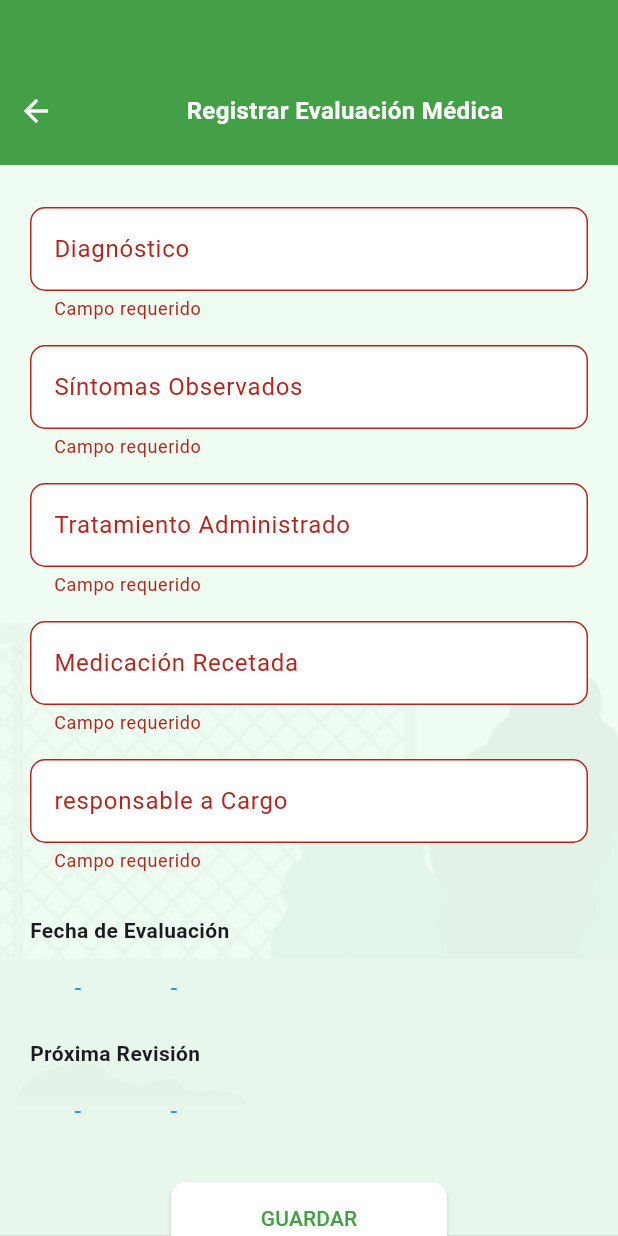
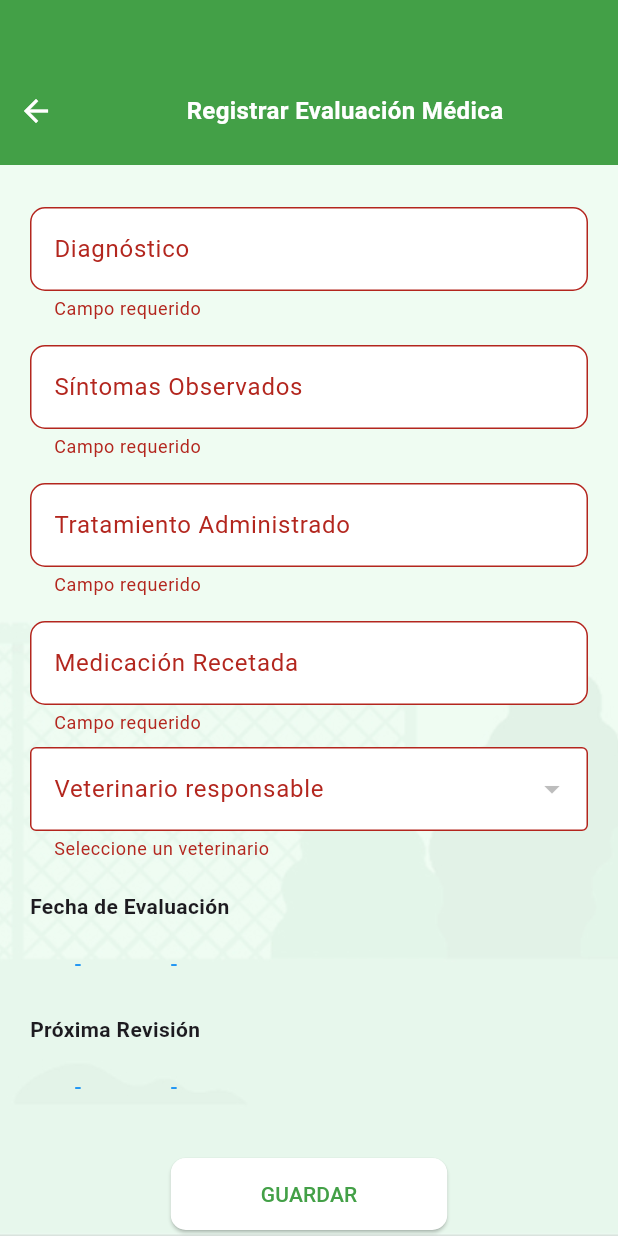
Before and after one commit to nicolealiendreah/sistema-animales-movil, a Flutter app: the EvaluationFormScreen screen opened directly with empty values, after a tap on "GUARDAR", on a phone screen of 412 x 824 dp. Run offline on Flutter 3.47's test engine with Material 3 defaults, Android fonts, the phone set to English and light mode, and no system bars; network calls fail.

Commit message:
Proyecto actualizado

```diff
--- a/lib/models/animal_model.dart
+++ b/lib/models/animal_model.dart
@@ -12,6 +12,7 @@ class Animal {
   final String? frecuenciaRecomendada;
   final DateTime? fechaRescate;
   final String? ubicacionRescate;
+  final String? detallesRescate;
   final String? nombreRescatista;
   final String? telefonoRescatista;
 
@@ -29,6 +30,7 @@ class Animal {
     this.frecuenciaRecomendada,
     this.fechaRescate,
     this.ubicacionRescate,
+    this.detallesRescate,
     this.nombreRescatista,
     this.telefonoRescatista,
   });
@@ -50,6 +52,7 @@ class Animal {
           ? DateTime.parse(json['fechaRescate'])
           : null,
       ubicacionRescate: json['ubicacionRescate'],
+      detallesRescate: json['detallesRescate'],
       nombreRescatista: json['nombreRescatista'],
       telefonoRescatista: json['telefonoRescatista'],
     );
@@ -69,6 +72,7 @@ class Animal {
       'frecuenciaRecomendada': frecuenciaRecomendada,
       'fechaRescate': fechaRescate?.toIso8601String(),
       'ubicacionRescate': ubicacionRescate,
+      'detallesRescate': detallesRescate,
       'nombreRescatista': nombreRescatista,
       'telefonoRescatista': telefonoRescatista,
     };
--- a/lib/models/evaluation_model.dart
+++ b/lib/models/evaluation_model.dart
@@ -29,7 +29,7 @@ class Evaluation {
       diagnostico: json['diagnostico'],
       sintomas: json['sintomas'],
       medicacion: json['medicacion'],
-      responsable: json['responsable'],
+      responsable: json['responsableNombre'],
       fechaEvaluacion: json['fechaEvaluacion'] != null
           ? DateTime.parse(json['fechaEvaluacion'])
           : null,
@@ -45,7 +45,7 @@ class Evaluation {
       'diagnostico': diagnostico,
       'sintomas': sintomas,
       'medicacion': medicacion,
-      'responsable': responsable,
+      'responsableNombre': responsable,
       'fechaEvaluacion': fechaEvaluacion?.toIso8601String(),
       'proximaRevision': proximaRevision?.toIso8601String(),
     };
--- a/lib/models/tratamiento_model.dart
+++ b/lib/models/tratamiento_model.dart
@@ -29,7 +29,7 @@ class Tratamiento {
       fechaTratamiento: json['fechaTratamiento'] != null
           ? DateTime.parse(json['fechaTratamiento'])
           : null,
-      responsable: json['responsable'] ?? '',
+      responsable: json['responsableNombre'] ?? '',
       observaciones: json['observaciones'] ?? '',
       duracion: json['duracion'] ?? '',
     );
@@ -41,7 +41,7 @@ class Tratamiento {
       'nombreAnimal': nombreAnimal,
       'tratamiento': tratamiento,
       'fechaTratamiento': fechaTratamiento?.toIso8601String(),
-      'responsable': responsable,
+      'responsableNombre': responsable,
       'observaciones': observaciones,
       'duracion': duracion,
     };
--- a/lib/models/user_model.dart
+++ b/lib/models/user_model.dart
@@ -22,7 +22,7 @@ class User {
   factory User.fromJson(Map<String, dynamic> json) {
     return User(
       id: json['id'],
-      name: json['name'],
+      name: json['firstName'],
       lastName: json['lastName'],
       username: json['username'],
       email: json['email'],
@@ -34,7 +34,7 @@ class User {
 
   Map<String, dynamic> toJson() {
     return {
-      "name": name,
+      "firstName": name,
       "lastName": lastName,
       "username": username,
       "email": email,
--- a/lib/screens/animal/animal_detail_popup.dart
+++ b/lib/screens/animal/animal_detail_popup.dart
@@ -46,6 +46,7 @@ class AnimalDetailPopup extends StatelessWidget {
                 : 'Sin fecha',
           ),
           _buildRow('Ubicación del rescate:', animal.ubicacionRescate ?? ''),
+          _buildRow('Detalles del rescate:', animal.detallesRescate ?? ''),
           const SizedBox(height: 16),
           Center(
             child: Container(
--- a/lib/screens/evaluation/evaluation_form_screen.dart
+++ b/lib/screens/evaluation/evaluation_form_screen.dart
@@ -3,7 +3,13 @@ import 'package:intl/intl.dart';
 import 'package:sistema_animales/core/constants.dart';
 import 'package:sistema_animales/models/animal_model.dart';
 import 'package:sistema_animales/models/evaluation_model.dart';
+import 'package:sistema_animales/models/veterinarian_model.dart';
 import 'package:sistema_animales/servicess/evaluation_service.dart';
+import 'package:sistema_animales/servicess/veterinario_service.dart';
+
+List<Veterinario> _veterinarios = [];
+Veterinario? _selectedVeterinario;
+final _veterinarioService = VeterinarioService();
 
 class EvaluationFormScreen extends StatefulWidget {
   final Animal animal;
@@ -34,9 +40,8 @@ class _EvaluationFormScreenState extends State<EvaluationFormScreen> {
 
   @override
   void initState() {
-    @override
-    void initState() {
     super.initState();
+    _loadVeterinarios();
     diagnostico.clear();
     sintomas.clear();
     tratamiento.clear();
@@ -44,6 +49,16 @@ class _EvaluationFormScreenState extends State<EvaluationFormScreen> {
     responsable.clear();
     fechaEvaluacion = null;
     proximaRevision = null;
+  }
+
+  Future<void> _loadVeterinarios() async {
+    try {
+      final list = await _veterinarioService.getAll();
+      setState(() {
+        _veterinarios = list;
+      });
+    } catch (e) {
+      print('Error al cargar veterinarios: $e');
     }
   }
 
@@ -76,7 +91,7 @@ class _EvaluationFormScreenState extends State<EvaluationFormScreen> {
       diagnostico: diagnostico.text,
       sintomas: sintomas.text,
       medicacion: medicacion.text,
-      responsable: responsable.text,
+      responsable: _selectedVeterinario?.nombre ?? '',
       fechaEvaluacion: fechaEvaluacion,
       proximaRevision: proximaRevision,
     );
@@ -147,7 +162,29 @@ class _EvaluationFormScreenState extends State<EvaluationFormScreen> {
                         _buildTextField(
                             'Tratamiento Administrado', tratamiento),
                         _buildTextField('Medicación Recetada', medicacion),
-                        _buildTextField('responsable a Cargo', responsable),
+                        DropdownButtonFormField<Veterinario>(
+                          value: _selectedVeterinario,
+                          items: _veterinarios.map((v) {
+                            return DropdownMenuItem(
+                              value: v,
+                              child: Text(v.nombre),
+                            );
+                          }).toList(),
+                          onChanged: (v) {
+                            setState(() {
+                              _selectedVeterinario = v;
+                            });
+                          },
+                          decoration: const InputDecoration(
+                            labelText: 'Veterinario responsable',
+                            filled: true,
+                            fillColor: Colors.white,
+                            border: OutlineInputBorder(),
+                          ),
+                          validator: (value) => value == null
+                              ? 'Seleccione un veterinario'
+                              : null,
+                        ),
                         const SizedBox(height: 10),
                         _buildDateTimeRow(
                           'Fecha de Evaluación',
--- a/lib/screens/evaluation/medical_evaluation_screen.dart
+++ b/lib/screens/evaluation/medical_evaluation_screen.dart
@@ -158,7 +158,7 @@ class _MedicalEvaluationScreenState extends State<MedicalEvaluationScreen> {
                                           _evaluation?.sintomas),
                                       _buildRow('Medicación recetada:',
                                           _evaluation?.medicacion),
-                                      _buildRow('responsable a cargo:',
+                                      _buildRow('Responsable a cargo:',
                                           _evaluation?.responsable),
                                       const SizedBox(height: 12),
                                       const Text('Fecha de evaluación:',
```
Also changed, not shown: lib/screens/animal/animal_form_screen.dart (+13 -5 lines), lib/screens/treatment/treatment_form_screen.dart (+45 -2 lines). Lines whose indentation alone changed are shown as unchanged.
